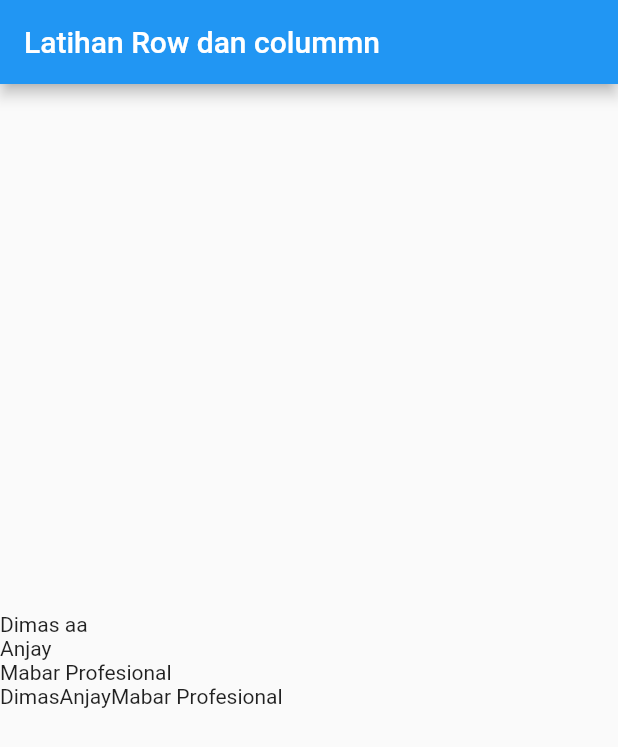
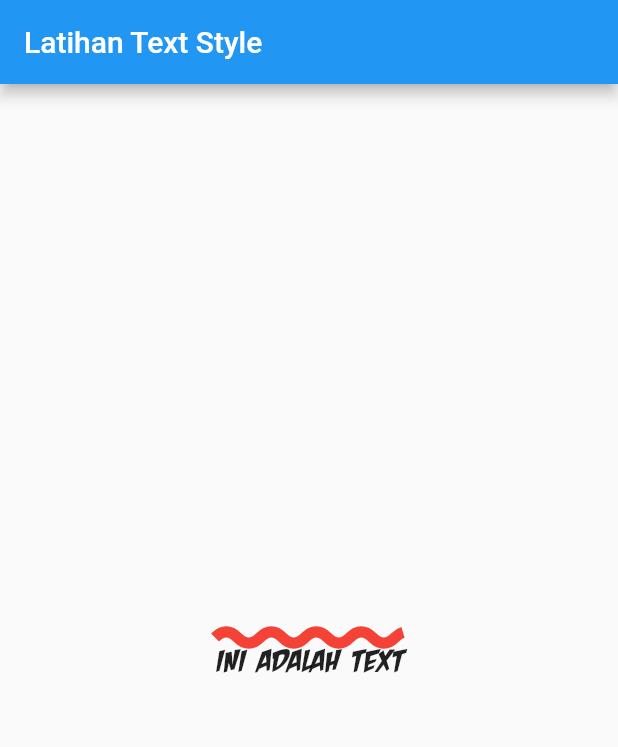
Before and after one commit to Fadliannaufal/Flutter, a Flutter app: the screen it shows after launch, on a phone screen of 412 x 824 dp. Shown: the top 747 px of the screen. Run offline on Flutter 3.47's test engine with Material 2 defaults, Android fonts, the phone set to English and light mode, and no system bars.

Commit message:
Text Style

```diff
--- a/lib/main.dart
+++ b/lib/main.dart
@@ -1,3 +1,5 @@
+import 'dart:ui';
+
 import 'package:flutter/material.dart';
 
 void main() => runApp(const MyApp());
@@ -10,23 +12,20 @@ class MyApp extends StatelessWidget {
     return MaterialApp(
       home: Scaffold(
         appBar: AppBar(
-          title: Text("Latihan Row dan colummn"),
+          title: Text("Latihan Text Style"),
         ),
-        body: Column(
-          mainAxisAlignment: MainAxisAlignment.center,
-          crossAxisAlignment: CrossAxisAlignment.start,
-          children: <Widget>[
-            Text("Dimas aa"),
-            Text("Anjay"),
-            Text("Mabar Profesional"),
-            Row(
-              children: <Widget>[
-                Text("Dimas"),
-                Text("Anjay"),
-                Text("Mabar Profesional")
-              ],
-            )
-          ],
+        body: Center(
+          child: Text(
+            "Ini adalah Text",
+            style: TextStyle(
+                fontFamily: "CrashLandingBB",
+                fontStyle: FontStyle.italic,
+                fontSize: 30,
+                decoration: TextDecoration.overline,
+                decorationColor: Colors.red,
+                decorationThickness: 5,
+                decorationStyle: TextDecorationStyle.wavy),
+          ),
         ),
       ),
     );
```
Also changed, not shown: pubspec.yaml (+6 -6 lines), fonts/crashlanding-bb.italic.ttf (added), fonts/crashlanding-bb.regular.ttf (added).
